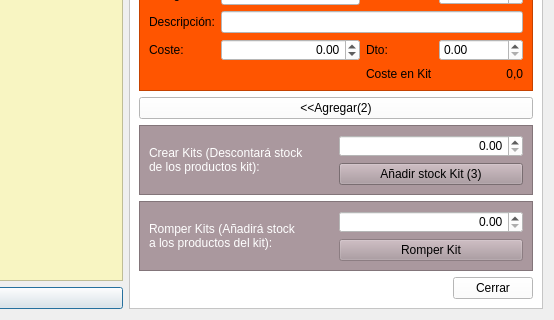
The window that Almacen/frmkit.ui (arcnexus/RedFoX) describes before a commit, drawn with Qt 5; both pictures show x 523 to 1077 and y 351 to 671 of the 1077 by 671 pixel window.
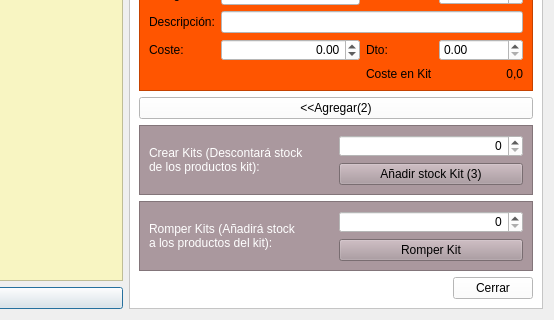
The same window after the commit. Icons and pictures are not drawn.

Commit message: Crear/romper kits @frmKits

The edit to the form file:
```diff
--- a/Almacen/frmkit.ui
+++ b/Almacen/frmkit.ui
@@ -296,7 +296,7 @@
       <item row="10" column="0" colspan="2">
        <widget class="QFrame" name="frame_4">
         <property name="enabled">
-         <bool>false</bool>
+         <bool>true</bool>
         </property>
         <property name="styleSheet">
          <string notr="true">background-color: rgb(170, 152, 158);</string>
@@ -308,16 +308,6 @@
          <enum>QFrame::Raised</enum>
         </property>
         <layout class="QGridLayout" name="gridLayout_6">
-         <item row="1" column="1">
-          <widget class="QDoubleSpinBox" name="doubleSpinBox">
-           <property name="styleSheet">
-            <string notr="true">background-color: rgb(255, 255, 255);</string>
-           </property>
-           <property name="alignment">
-            <set>Qt::AlignRight|Qt::AlignTrailing|Qt::AlignVCenter</set>
-           </property>
-          </widget>
-         </item>
          <item row="2" column="1">
           <widget class="QPushButton" name="pushButton_2">
            <property name="text">
@@ -336,6 +326,16 @@
            </property>
           </widget>
          </item>
+         <item row="1" column="1">
+          <widget class="QSpinBox" name="spinCantRomper">
+           <property name="styleSheet">
+            <string notr="true">background-color: rgb(255, 255, 255);</string>
+           </property>
+           <property name="alignment">
+            <set>Qt::AlignRight|Qt::AlignTrailing|Qt::AlignVCenter</set>
+           </property>
+          </widget>
+         </item>
         </layout>
        </widget>
       </item>
@@ -454,7 +454,7 @@
           </widget>
          </item>
          <item row="0" column="1">
-          <widget class="QDoubleSpinBox" name="spinCant">
+          <widget class="QSpinBox" name="spinCant">
            <property name="styleSheet">
             <string notr="true">background-color: rgb(255, 255, 255);
 color: rgb(0, 0, 0);</string>
@@ -462,9 +462,6 @@
            <property name="alignment">
             <set>Qt::AlignRight|Qt::AlignTrailing|Qt::AlignVCenter</set>
            </property>
-           <property name="maximum">
-            <double>99999999.989999994635582</double>
-           </property>
           </widget>
          </item>
         </layout>
```
Left out of the diff: 2 changed lines with no effect on the pictures. The commit also changes 4 other files.
